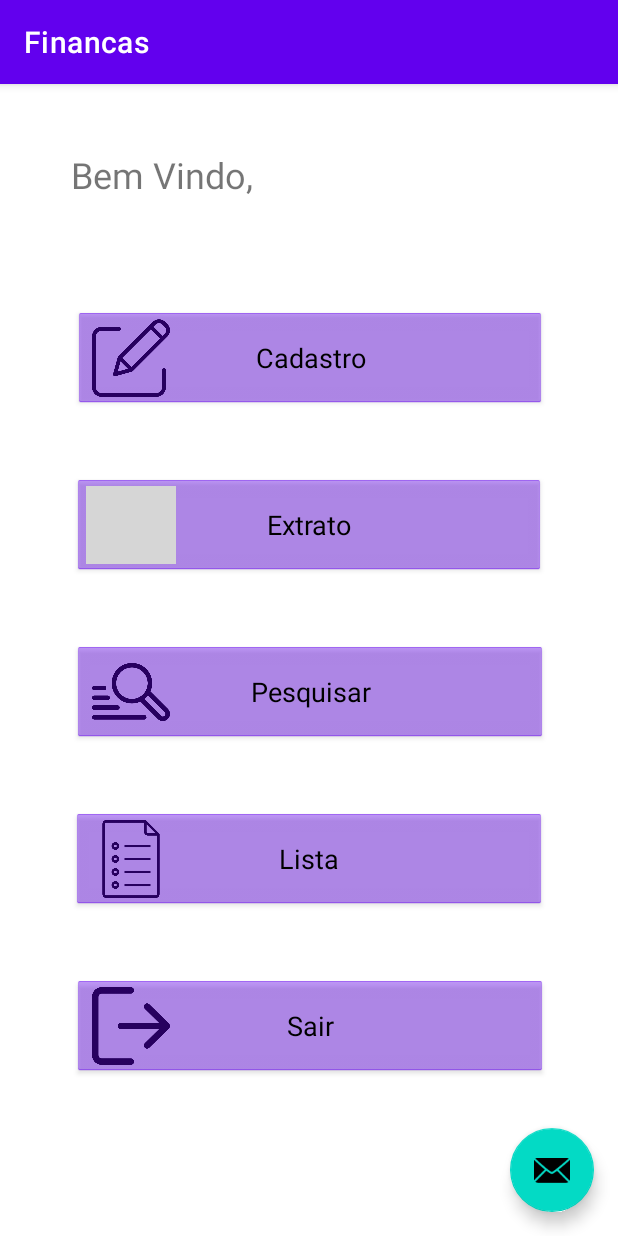
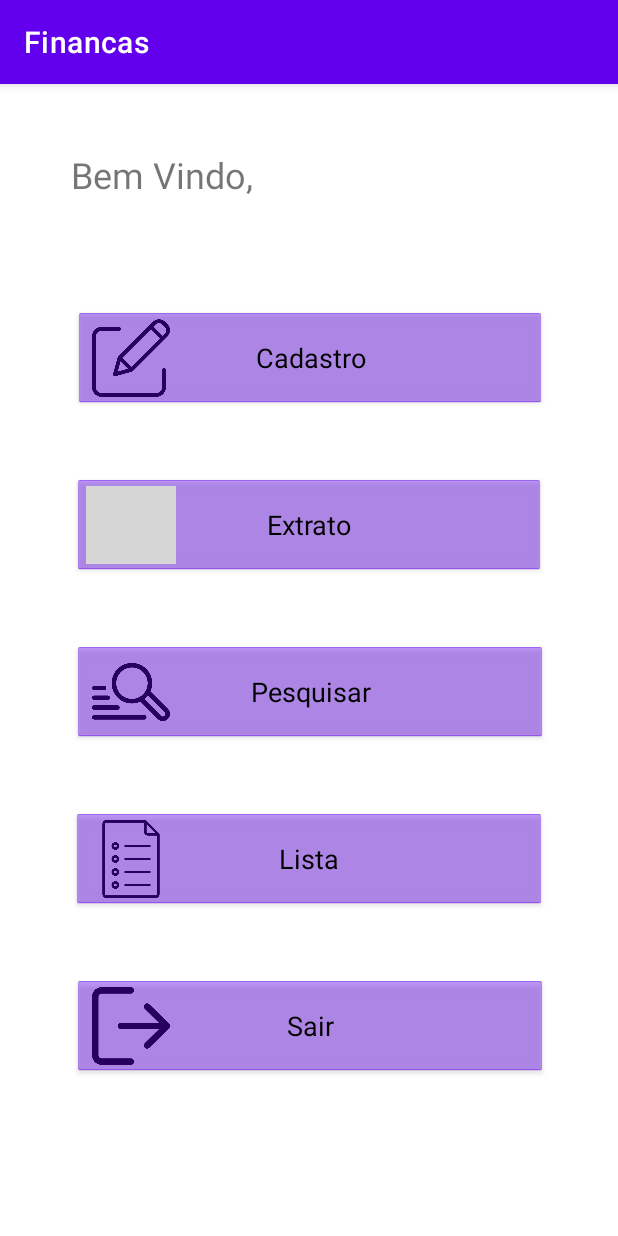
Before and after one commit to Leticiapp/financas, an Android app: the screen it shows after launch (MainActivity), on a phone screen of 412 x 824 dp. Run offline under Robolectric (Android 15) with nearby library versions, the phone set to English and light mode, and no system bars; grey boxes are pictures that could not be loaded.

Commit message:
commit let

```diff
--- a/app/src/main/java/com/example/financas/activity/MainActivity.java
+++ b/app/src/main/java/com/example/financas/activity/MainActivity.java
@@ -24,15 +24,6 @@ public class MainActivity extends AppCompatActivity {
         Toolbar toolbar = findViewById(R.id.toolbar);
         setSupportActionBar(toolbar);
 
-        FloatingActionButton fab = findViewById(R.id.fab);
-        fab.setOnClickListener(new View.OnClickListener() {
-            @Override
-            public void onClick(View view) {
-                Snackbar.make(view, "Replace with your own action", Snackbar.LENGTH_LONG)
-                        .setAction("Action", null).show();
-            }
-        });
-
     }
 
     public void showCadastro (View view){
--- a/app/src/main/java/com/example/financas/helper/OperacoesDAO.java
+++ b/app/src/main/java/com/example/financas/helper/OperacoesDAO.java
@@ -157,9 +157,11 @@ public class OperacoesDAO {
             if (op_desc.equals("Salário"))
             ListaSaldo.setImg(R.drawable.salario);
 
-            if (op_desc.equals("Transferências"))
+            if (op_desc.equals("Tranferências"))
             ListaSaldo.setImg(R.drawable.transferencias);
 
+            if (op_desc.equals("Outros"))
+                ListaSaldo.setImg(R.drawable.outros);
 
             ListaPorCatg.add(ListaSaldo);
 
--- a/app/src/main/res/layout/activity_main.xml
+++ b/app/src/main/res/layout/activity_main.xml
@@ -22,12 +22,4 @@
 
     <include layout="@layout/content_main" />
 
-    <com.google.android.material.floatingactionbutton.FloatingActionButton
-        android:id="@+id/fab"
-        android:layout_width="wrap_content"
-        android:layout_height="wrap_content"
-        android:layout_gravity="bottom|end"
-        android:layout_margin="@dimen/fab_margin"
-        app:srcCompat="@android:drawable/ic_dialog_email" />
-
 </androidx.coordinatorlayout.widget.CoordinatorLayout>
```
Also changed, not shown: app/src/main/java/com/example/financas/adapter/OperacoesAdapter.java (deleted, +0 -58 lines), app/src/main/res/layout/item_lista.xml (deleted, +0 -39 lines), app/src/main/res/layout/list_item.xml (deleted, +0 -17 lines), app/src/main/res/drawable/outros.png (added).
